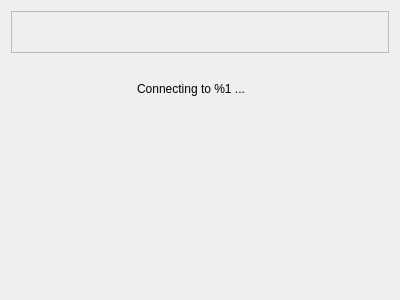
KDE/bluedevil, file src/wizard/pages/ssppairing.ui: the form before one commit.
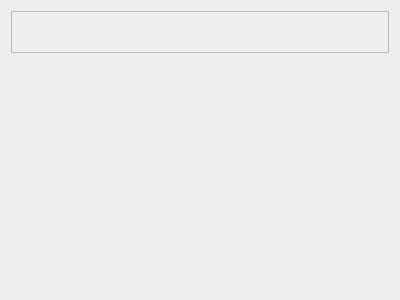
The form after the commit.

Commit message: Fix usage of i18n

Patch:
```diff
--- a/src/wizard/pages/ssppairing.ui
+++ b/src/wizard/pages/ssppairing.ui
@@ -114,7 +114,7 @@
         </sizepolicy>
        </property>
        <property name="text">
-        <string>Connecting to %1 ...</string>
+        <string/>
        </property>
        <property name="wordWrap">
         <bool>true</bool>
```
The commit also changes 1 other file.
